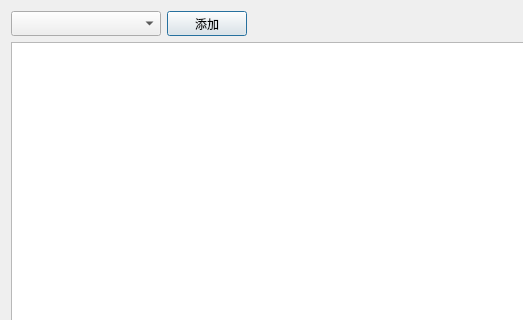
Qt form ui/filter.ui (LetMeHold/wanbo.py) before a commit; both pictures show x 0 to 523 and y 0 to 320 of the 765 by 446 pixel window.
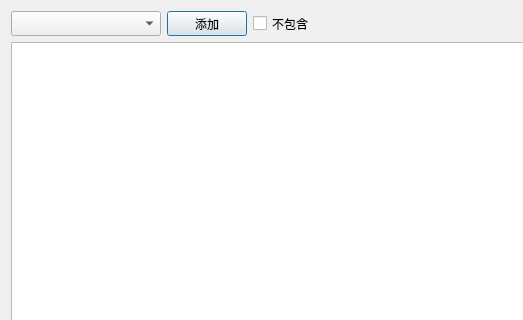
The same form after that commit.

Commit message: 解决统计小数位太长,高级筛选支持不包含方式

The edit to the form file:
```diff
--- a/ui/filter.ui
+++ b/ui/filter.ui
@@ -45,6 +45,19 @@
        </property>
       </widget>
      </item>
+     <item>
+      <widget class="QCheckBox" name="cbNotIn">
+       <property name="minimumSize">
+        <size>
+         <width>0</width>
+         <height>25</height>
+        </size>
+       </property>
+       <property name="text">
+        <string>不包含</string>
+       </property>
+      </widget>
+     </item>
      <item>
       <spacer name="horizontalSpacer">
        <property name="orientation">
```
The commit also changes 3 other files.
